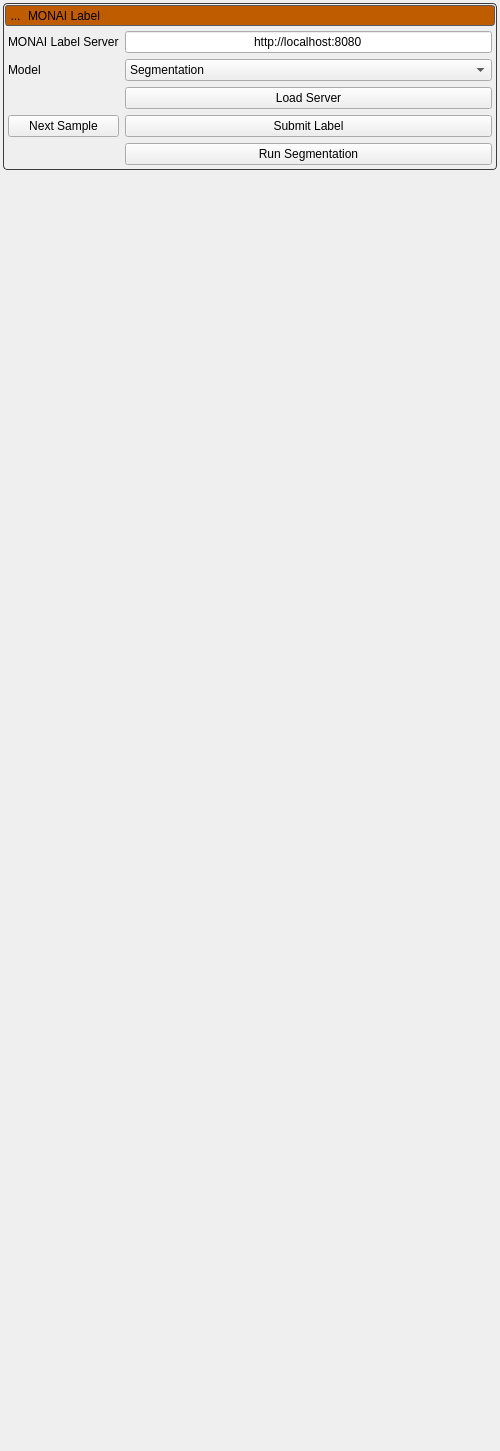
Qt form Studio/ShapeWorksMONAI/MonaiLabelTool.ui (SCIInstitute/ShapeWorks) before a commit.
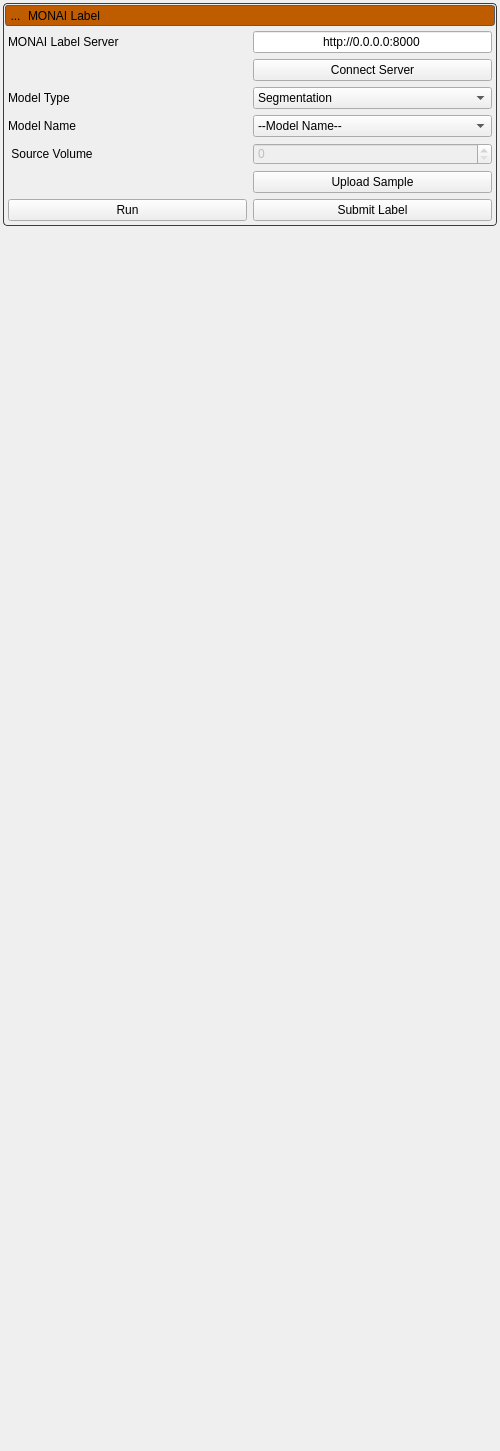
The same form after that commit. Icons and pictures are not drawn.

Patch:
```diff
--- a/Studio/ShapeWorksMONAI/MonaiLabelTool.ui
+++ b/Studio/ShapeWorksMONAI/MonaiLabelTool.ui
@@ -272,7 +272,7 @@
                <item row="0" column="1">
                 <widget class="QLineEdit" name="serverAddressField">
                  <property name="text">
-                  <string>http://localhost:8080</string>
+                  <string>http://0.0.0.0:8000</string>
                  </property>
                  <property name="alignment">
                   <set>Qt::AlignCenter</set>
@@ -280,15 +280,15 @@
                 </widget>
                </item>
 
-               <item row="1" column="0">
+               <item row="2" column="0">
                 <widget class="QLabel" name="monai_model_type_label">
                  <property name="text">
-                  <string>Model</string>
+                  <string>Model Type</string>
                  </property>
                 </widget>
                </item>
 
-               <item row="1" column="1">
+               <item row="2" column="1">
                 <widget class="QComboBox" name="monaiModelTypeCombo">
                  <item>
                   <property name="text">
@@ -308,52 +308,43 @@
                 </widget>
                </item>
 
-               <item row="2" column="1">
-                <widget class="QPushButton" name="connectServerButton">
-                 <property name="minimumSize">
-                  <size>
-                   <width>10</width>
-                   <height>22</height>
-                  </size>
-                 </property>
-                 <property name="text">
-                  <string>Load Server</string>
-                 </property>
-                 <property name="icon">
-                  <iconset resource="../Resources/ShapeWorksStudio.qrc">
-                   <normaloff>:/Studio/Images/refresh-icon.png</normaloff>
-                  </iconset>
-                 </property>
-                </widget>
-               </item>
-
                <item row="3" column="0">
-                <widget class="QPushButton" name="nextSampleButton">
-                 <property name="minimumSize">
-                  <size>
-                   <width>0</width>
-                   <height>22</height>
-                  </size>
-                 </property>
+                <widget class="QLabel" name="monai_model_name_label">
                  <property name="text">
-                  <string>Next Sample</string>
-                 </property>
-                 <property name="icon">
-                  <iconset resource="../Resources/ShapeWorksStudio.qrc">
-                   <normaloff>:/Studio/Images/segment.png</normaloff>
-                  </iconset>
+                  <string>Model Name</string>
                  </property>
                 </widget>
                </item>
 
                <item row="3" column="1">
+                <widget class="QComboBox" name="monaiModelNameCombo">
+                 <item>
+                  <property name="text">
+                   <string>--Model Name--</string>
+                  </property>
+                  <property name="enabled">
+                    <bool>false</bool>
+                   </property>
+                 </item>
+                </widget>
+               </item>
+
+               <item row="1" column="1">
+                <widget class="QPushButton" name="connectServerButton">
+                 <property name="text">
+                  <string>Connect Server</string>
+                 </property>
+                 <property name="icon">
+                  <iconset resource="../Resources/ShapeWorksStudio.qrc">
+                   <normaloff>:/Studio/Images/connection.png</normaloff>
+                  </iconset>
+                 </property>
+                </widget>
+               </item>
+
+
+               <item row="6" column="1">
                 <widget class="QPushButton" name="submitLabelButton">
-                 <property name="minimumSize">
-                  <size>
-                   <width>0</width>
-                   <height>22</height>
-                  </size>
-                 </property>
                  <property name="text">
                   <string>Submit Label</string>
                  </property>
@@ -362,11 +353,56 @@
                     <normaloff>:/Studio/Images/save.png</normaloff>
                   </iconset>
                  </property>
+
+                 <property name="sizePolicy">
+                  <sizepolicy hsizetype="Expanding" vsizetype="Fixed">
+                    <horstretch>0</horstretch>
+                    <verstretch>0</verstretch>
+                  </sizepolicy>
+                </property>
                 </widget>
                </item>
 
-               <item row="4" column="1">
+               <item row="6" column="0">
                 <widget class="QPushButton" name="runSegmentationButton">
+                 <property name="text">
+                  <string>Run</string>
+                 </property>
+                 <property name="icon">
+                  <iconset resource="../Resources/ShapeWorksStudio.qrc">
+                   <normaloff>:/Studio/Images/segment.png</normaloff>
+                  </iconset>
+                 </property>
+                 <property name="sizePolicy">
+                  <sizepolicy hsizetype="Expanding" vsizetype="Fixed">
+                    <horstretch>0</horstretch>
+                    <verstretch>0</verstretch>
+                  </sizepolicy>
+                </property>
+                </widget>
+               </item>
+
+               <item row="4" column="0">
+                <widget class="QLabel" name="monai_sample_number_label">
+                 <property name="text">
+                  <string> Source Volume</string>
+                 </property>
+                </widget>
+               </item>
+
+
+               <item row="4" column="1">
+                <widget class="QSpinBox" name="currentSampleSpinBox">
+                 <property name="enabled">
+                  <bool>false</bool>
+                 </property>
+                 <property name="toolTip">
+                  <string>Sample selection</string>
+                 </property>
+                </widget>
+               </item>
+               <item row="5" column="1">
+                <widget class="QPushButton" name="uploadSampleButton">
                  <property name="minimumSize">
                   <size>
                    <width>0</width>
@@ -374,7 +410,7 @@
                   </size>
                  </property>
                  <property name="text">
-                  <string>Run Segmentation</string>
+                  <string>Upload Sample</string>
                  </property>
                  <property name="icon">
                   <iconset resource="../Resources/ShapeWorksStudio.qrc">
@@ -383,7 +419,7 @@
                  </property>
                 </widget>
                </item>
-               
+
 
 
               </layout>
```
Left out of the diff: 4 changed lines with no effect on the pictures.
